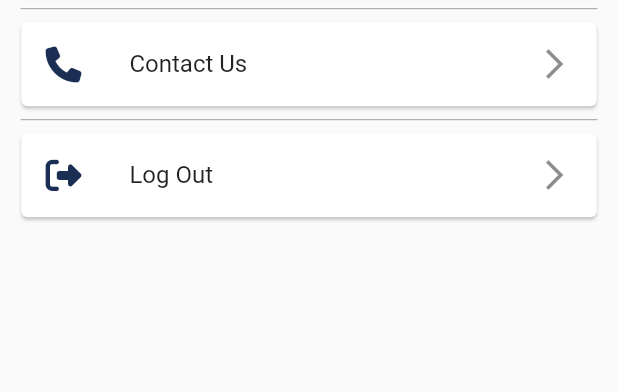
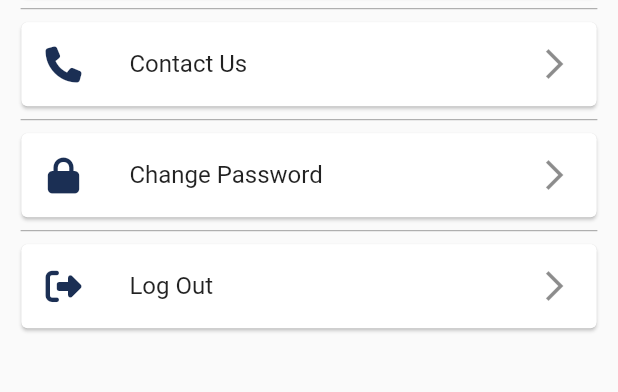
Before and after one commit to mohamedmamdouh22/youth_care_app, a Flutter app: the SettingScreen screen opened directly, on a phone screen of 412 x 824 dp, the part 136-528 px from its top. Run offline on Flutter 3.47's test engine with Material 2 defaults, Android fonts, the light colour scheme and no system bars; our stand-ins replace bloc, bottom_navy_bar, cloud_firestore, dotted_border, file_picker, firebase_auth and 8 more; missing offline and left inert: checkmark; accounts and stored records are empty.

Commit message:
last commit

```diff
--- /dev/null
+++ b/lib/logic/change_pass/change_password_cubit.dart
@@ -0,0 +1,21 @@
+import 'package:bloc/bloc.dart';
+import 'package:firebase_auth/firebase_auth.dart';
+import 'package:meta/meta.dart';
+
+part 'change_password_state.dart';
+
+class ChangePasswordCubit extends Cubit<ChangePasswordState> {
+  ChangePasswordCubit() : super(ChangePasswordInitial());
+  final user = FirebaseAuth.instance.currentUser;
+  void ChangePassword({required String newPass}) async
+  {
+    emit(ChangePasswordLoading());
+    try{
+      await user?.updatePassword(newPass);
+      emit(ChangePasswordSuccess());
+    }catch(e){
+      emit(ChangePasswordFailure(errormsg: e.toString()));
+    }
+
+  }
+}
--- /dev/null
+++ b/lib/logic/change_pass/change_password_state.dart
@@ -0,0 +1,12 @@
+part of 'change_password_cubit.dart';
+
+@immutable
+abstract class ChangePasswordState {}
+
+class ChangePasswordInitial extends ChangePasswordState {}
+class ChangePasswordLoading extends ChangePasswordState {}
+class ChangePasswordSuccess extends ChangePasswordState {}
+class ChangePasswordFailure extends ChangePasswordState {
+  String errormsg;
+  ChangePasswordFailure({required this.errormsg});
+}
--- a/lib/presentation/settings/setting_screen.dart
+++ b/lib/presentation/settings/setting_screen.dart
@@ -4,6 +4,7 @@ import 'package:flutter/src/widgets/framework.dart';
 import 'package:font_awesome_flutter/font_awesome_flutter.dart';
 import 'package:youth_care/constants.dart';
 import 'package:youth_care/presentation/login/login_screen.dart';
+import 'package:youth_care/presentation/settings/change_password.dart';
 import 'package:youth_care/presentation/settings/contact_screen.dart';
 import 'package:youth_care/presentation/settings/dean_speech.dart';
 import 'package:youth_care/presentation/widgets/setting_card.dart';
@@ -35,6 +36,16 @@ class SettingScreen extends StatelessWidget {
       title: 'Contact Us',
       ontap: () {
         Navigator.pushNamed(context, ContactScreen.id);
+      },
+    ),
+        SettingCard(
+      icon: Icon(
+        FontAwesomeIcons.lock,
+        color: primaryColor,
+      ),
+      title: 'Change Password',
+      ontap: () {
+        Navigator.pushNamed(context, ChangePassword.id);
       },
     ),
     SettingCard(
```
Also changed, not shown: lib/main.dart (+7 -1 lines), lib/presentation/settings/change_password.dart (added, +81 -0 lines).
